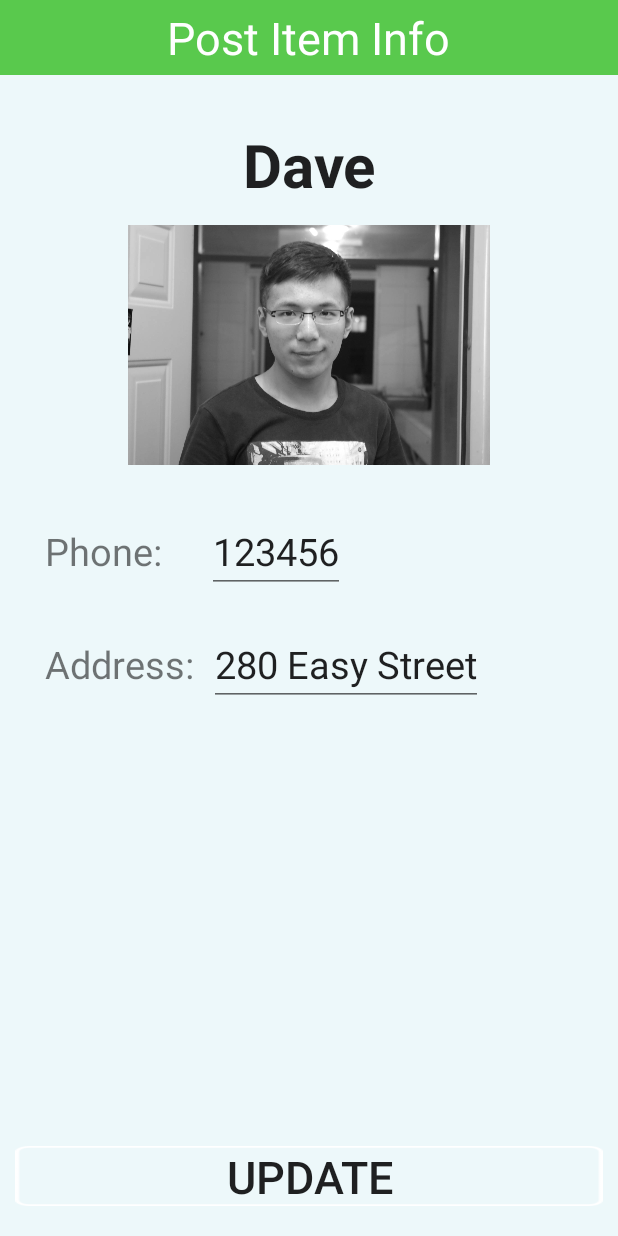
After one commit to xingweicmu/Neighbor2you, an Android app: the layout activity_profile.xml on its own in the app's theme, with its tools: preview values and no code run, on a phone screen of 412 x 824 dp. The commit adds this screen. Run offline under Robolectric (Android 15) with nearby library versions, the phone set to English and light mode, and no system bars.

Commit message:
add profile ui

```diff
--- a/app/src/main/java/com/cmu/neighbor2you/ui/MainPageActivity.java
+++ b/app/src/main/java/com/cmu/neighbor2you/ui/MainPageActivity.java
@@ -249,6 +249,12 @@ public class MainPageActivity extends Activity {
             if (i == 2) {
                 rootView = inflater.inflate(R.layout.activity_posted_requests, container, false);
             }
+            if (i == 3) {
+                rootView = inflater.inflate(R.layout.activity_accepted_requests, container, false);
+            }
+            if (i == 4) {
+                rootView = inflater.inflate(R.layout.activity_profile, container, false);
+            }
 
             return rootView;
         }
--- /dev/null
+++ b/app/src/main/res/layout/activity_profile.xml
@@ -0,0 +1,120 @@
+
+    <LinearLayout xmlns:android="http://schemas.android.com/apk/res/android"
+        android:layout_width="match_parent"
+        android:layout_height="match_parent"
+        android:background="#EDF8FA"
+        android:orientation="vertical"
+        >
+
+        <RelativeLayout
+            android:id="@+id/title"
+            android:layout_width="fill_parent"
+            android:layout_height="50dp"
+            android:background="#59C94D"
+
+            android:gravity="center_vertical" >
+
+            <TextView
+                android:layout_width="wrap_content"
+                android:layout_height="wrap_content"
+                android:layout_centerInParent="true"
+                android:text="Post Item Info"
+                android:textColor="#ffffff"
+
+                android:textSize="30sp" />
+
+
+        </RelativeLayout>
+        <LinearLayout
+            android:layout_width="match_parent"
+            android:layout_height="0dp"
+            android:orientation="vertical"
+            android:layout_weight="70">
+            <RelativeLayout
+                android:layout_width="match_parent"
+                android:layout_marginTop="20dp"
+                android:layout_marginLeft="10dp"
+                android:layout_marginRight="10dp"
+                android:layout_marginBottom="20dp"
+                android:layout_height="240dp">
+                <LinearLayout
+                    android:layout_width="match_parent"
+                    android:layout_height="match_parent"
+                    android:orientation="vertical">
+                    <EditText
+                        android:layout_width="match_parent"
+                        android:layout_height="80dp"
+                        android:gravity="center"
+                        android:textSize="40sp"
+                        android:textStyle="bold"
+                        android:background="#00ffffff"
+                        android:text="Dave"/>
+                    <ImageView
+                        android:layout_width="match_parent"
+                        android:layout_height="160dp"
+                        android:src="@drawable/weixing"/>
+                    </LinearLayout>
+            </RelativeLayout>
+            <LinearLayout
+                android:layout_width="match_parent"
+                android:layout_height="wrap_content"
+                android:orientation="horizontal">
+                <TextView
+                    android:layout_width="wrap_content"
+                    android:layout_height="wrap_content"
+                    android:layout_marginLeft="30dp"
+                    android:layout_marginRight="30dp"
+                    android:layout_marginTop="10dp"
+                    android:layout_marginBottom="10dp"
+                    android:text="Phone:"
+                    android:id="@+id/textView"
+                    android:textSize="25sp"
+                    android:layout_gravity="center_vertical" />
+
+                <EditText
+                    android:layout_width="wrap_content"
+                    android:layout_height="wrap_content"
+                    android:layout_marginTop="10dp"
+                    android:layout_marginBottom="10dp"
+                    android:textSize="25sp"
+                    android:text="123456"/>
+            </LinearLayout>
+            <LinearLayout
+                android:layout_width="match_parent"
+                android:layout_height="wrap_content"
+                android:orientation="horizontal">
+                <TextView
+                    android:layout_width="wrap_content"
+                    android:layout_height="wrap_content"
+                    android:layout_marginLeft="30dp"
+
+                    android:layout_marginTop="10dp"
+                    android:layout_marginBottom="10dp"
+                    android:layout_marginRight="10dp"
+                    android:text="Address:"
+                    android:id="@+id/textView2"
+                    android:textSize="25sp"
+                    android:layout_gravity="center_vertical" />
+
+                <EditText
+                    android:layout_width="wrap_content"
+                    android:layout_height="wrap_content"
+                    android:layout_marginTop="10dp"
+                    android:layout_marginBottom="10dp"
+                    android:textSize="25sp"
+                    android:text="280 Easy Street"/>
+            </LinearLayout>
+
+        </LinearLayout>
+        <Button
+            android:layout_width="match_parent"
+            android:layout_marginTop="20dp"
+            android:layout_marginLeft="10dp"
+            android:layout_marginRight="10dp"
+            android:layout_marginBottom="20dp"
+            android:background="@drawable/unbound"
+            android:text="Update"
+            android:textSize="30dp"
+
+            android:layout_height="40dp" />
+    </LinearLayout>
```
Also changed, not shown: app/src/main/res/layout/activity_accepted_requests.xml (added, +219 -0 lines), app/src/main/res/values/strings.xml (+6 -1 lines), app/src/main/res/drawable/blue.jpeg (deleted), app/src/main/res/drawable/green.jpeg (deleted), app/src/main/res/drawable/weixing.jpg (added).
